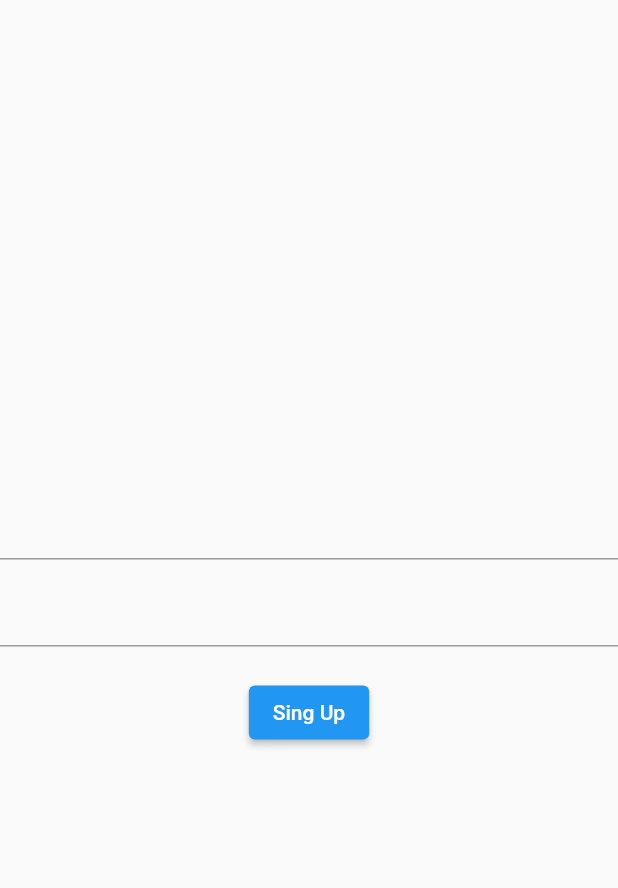
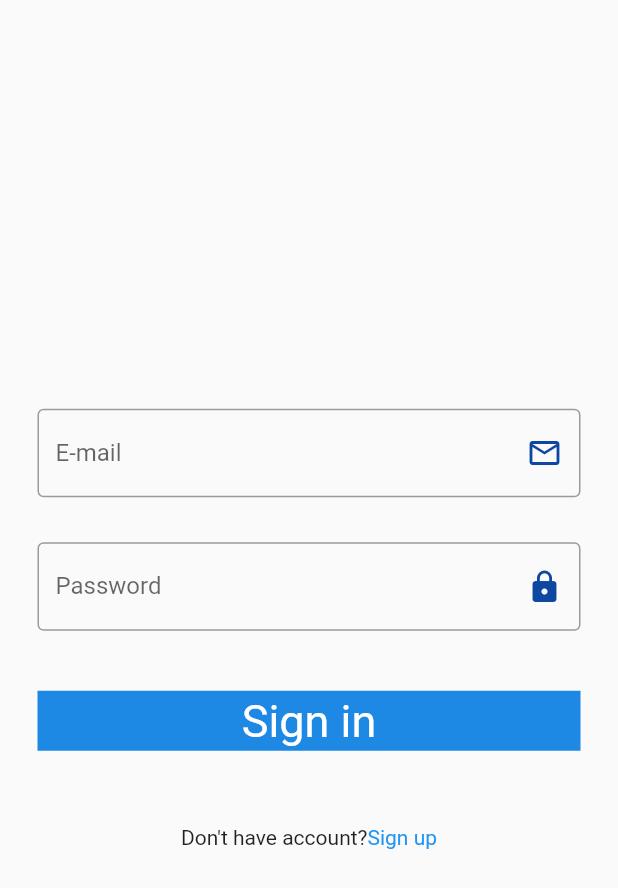
Before and after one commit to RajVirani6587/eandpwall, a Flutter app: the screen it shows after launch, on a phone screen of 412 x 824 dp. Shown: the top 888 px of the screen. Run offline on Flutter 3.47's test engine with Material 2 defaults, Android fonts, the phone set to English and light mode, and no system bars; our stand-ins replace firebase_auth, firebase_core, get; accounts and stored records are empty.

Commit message:
22/11/2022

```diff
--- /dev/null
+++ b/lib/login.dart
@@ -0,0 +1,103 @@
+import 'package:eandpwall/firebase_screen.dart';
+import 'package:flutter/material.dart';
+import 'package:get/get.dart';
+
+class Login_Screen extends StatefulWidget {
+  const Login_Screen({Key? key}) : super(key: key);
+
+  @override
+  State<Login_Screen> createState() => _Login_ScreenState();
+}
+
+class _Login_ScreenState extends State<Login_Screen> {
+  TextEditingController txtemail  = TextEditingController();
+  TextEditingController txtpassword  = TextEditingController();
+  var txtkey = GlobalKey<FormState>();
+  @override
+  Widget build(BuildContext context) {
+    return Form(
+      key: txtkey,
+      child: SafeArea(
+        child: Scaffold(
+          body: Center(
+            child: Column(
+              mainAxisAlignment: MainAxisAlignment.center,
+              children: [
+                Container(
+                  margin: EdgeInsets.only(left: 25,right: 25,top: 15,bottom: 15),
+                  child: TextFormField(
+                    validator: (value){
+                      if(value!.isEmpty)
+                      {
+                        return 'Emter Email';
+                      }
+                      else{
+                        return null;
+                      }
+                    },
+                    controller: txtemail,
+                    decoration: InputDecoration(
+                      border:OutlineInputBorder(),
+                      label: Text("E-mail"),
+                      suffixIcon: Icon(Icons.email_outlined,color: Colors.blue.shade900,),
+                    ),
+                  ),
+                ),
+                Container(
+                  margin: EdgeInsets.only(left:25,right: 25,top: 15,bottom: 15),
+                  child: TextFormField(
+                    validator: (value){
+                      if(value!.isEmpty)
+                      {
+                        return 'Emter Password';
+                      }
+                      else{
+                        return null;
+                      }
+                    },
+                    controller: txtpassword,
+                    decoration: InputDecoration(
+                      border:OutlineInputBorder(),
+                      label: Text("Password"),
+                      suffixIcon: Icon(Icons.lock,color: Colors.blue.shade900,),
+                    ),
+                  ),
+                ),
+
+                InkWell(onTap: ()async{
+                  String msg = await loginEmailPassword(txtemail.text,txtpassword.text);
+                  Get.snackbar('$msg','');
+                  if(msg == "Success")
+                    {
+                      if(txtkey.currentState!.validate() == true){
+                        Get.offNamed('out');
+                      }
+                    }
+                },
+                  child: Container(
+                    color: Colors.blue.shade600,
+                    margin: EdgeInsets.all(25),
+                    width: double.infinity,
+                    height: 40,
+                    child: Center(child: Text("Sign in",style: TextStyle(fontSize: 30,color: Colors.white),)),
+                  ),
+                ),
+                SizedBox(height: 25,),
+                Row(
+                  mainAxisAlignment: MainAxisAlignment.center,
+                  children: [
+                    Text("Don't have account?"),
+                    InkWell(onTap: (){
+                      Navigator.pushReplacementNamed(context,'home');
+                    },
+                      child: Text("Sign up",style: TextStyle(color: Colors.blue),),),
+                  ],
+                ),
+              ],
+            ),
+          ),
+        ),
+      ),
+    );
+  }
+}
```
Also changed, not shown: lib/firebase_screen.dart (+49 -2 lines), lib/home_screen.dart (+85 -8 lines), lib/log_out.dart (added, +30 -0 lines), lib/main.dart (+7 -1 lines), lib/splace_screen.dart (added, +38 -0 lines).
